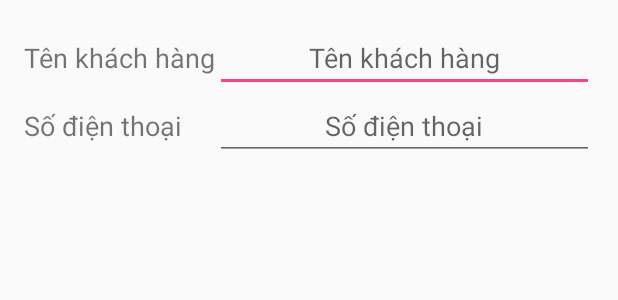
After one commit to khoiln218/Coffee-Khoi-Nguyen, an Android app: the layout dialog_them_khach_hang.xml on its own in the app's theme, with its tools: preview values and no code run, on a phone screen of 412 x 824 dp. The commit adds this screen. Shown: the top 300 px of the screen. Run offline under Robolectric (Android 15) with nearby library versions, the phone set to English and light mode, and no system bars.

Commit message:
-them San pham -them Khach hang

```diff
--- a/CapheKN/app/src/main/java/com/khoinguyen/caphekhoinguyen/database/DBHelper.java
+++ b/CapheKN/app/src/main/java/com/khoinguyen/caphekhoinguyen/database/DBHelper.java
@@ -14,7 +14,7 @@ public class DBHelper extends SQLiteOpenHelper {
 
     public DBHelper(Context context) {
         super(context, DATABASE_NAME, null, DATABASE_VERSION);
-        LogUtils.d(TAG, "DBHelper: init");
+        LogUtils.d(TAG, "init");
     }
 
     @Override
--- /dev/null
+++ b/CapheKN/app/src/main/res/layout/dialog_them_khach_hang.xml
@@ -0,0 +1,47 @@
+<?xml version="1.0" encoding="utf-8"?>
+<TableLayout xmlns:android="http://schemas.android.com/apk/res/android"
+    android:layout_width="match_parent"
+    android:layout_height="match_parent"
+    android:orientation="vertical"
+    android:padding="16dp"
+    android:stretchColumns="1">
+
+    <TableRow
+        android:layout_width="match_parent"
+        android:layout_height="wrap_content">
+
+        <TextView
+            android:layout_width="wrap_content"
+            android:layout_height="wrap_content"
+            android:text="Tên khách hàng"
+            android:textSize="18sp" />
+
+        <EditText
+            android:id="@+id/etTenKhachHang"
+            android:layout_width="match_parent"
+            android:layout_height="wrap_content"
+            android:layout_span="2"
+            android:hint="Tên khách hàng"
+            android:textAlignment="center" />
+    </TableRow>
+
+    <TableRow
+        android:layout_width="match_parent"
+        android:layout_height="wrap_content">
+
+        <TextView
+            android:layout_width="wrap_content"
+            android:layout_height="wrap_content"
+            android:text="Số điện thoại"
+            android:textSize="18sp" />
+
+        <EditText
+            android:id="@+id/etSoDienThoai"
+            android:layout_width="match_parent"
+            android:layout_height="wrap_content"
+            android:layout_span="2"
+            android:hint="Số điện thoại"
+            android:textAlignment="center" />
+    </TableRow>
+
+</TableLayout>
```
Also changed, not shown: CapheKN/app/src/main/java/com/khoinguyen/caphekhoinguyen/controller/DBController.java (added, +102 -0 lines), CapheKN/app/src/main/java/com/khoinguyen/caphekhoinguyen/database/DonHangHandler.java (+10 -2 lines), CapheKN/app/src/main/java/com/khoinguyen/caphekhoinguyen/database/KhachHangHandler.java (+6 -2 lines), CapheKN/app/src/main/java/com/khoinguyen/caphekhoinguyen/database/SanPhamHandler.java (+6 -2 lines), CapheKN/app/src/main/java/com/khoinguyen/caphekhoinguyen/fragment/KhachHangFragment.java (+44 -18 lines), CapheKN/app/src/main/java/com/khoinguyen/caphekhoinguyen/fragment/SanPhamFragment.java (+44 -15 lines), CapheKN/app/src/main/res/layout/dialog_them_san_pham.xml (added, +47 -0 lines).
